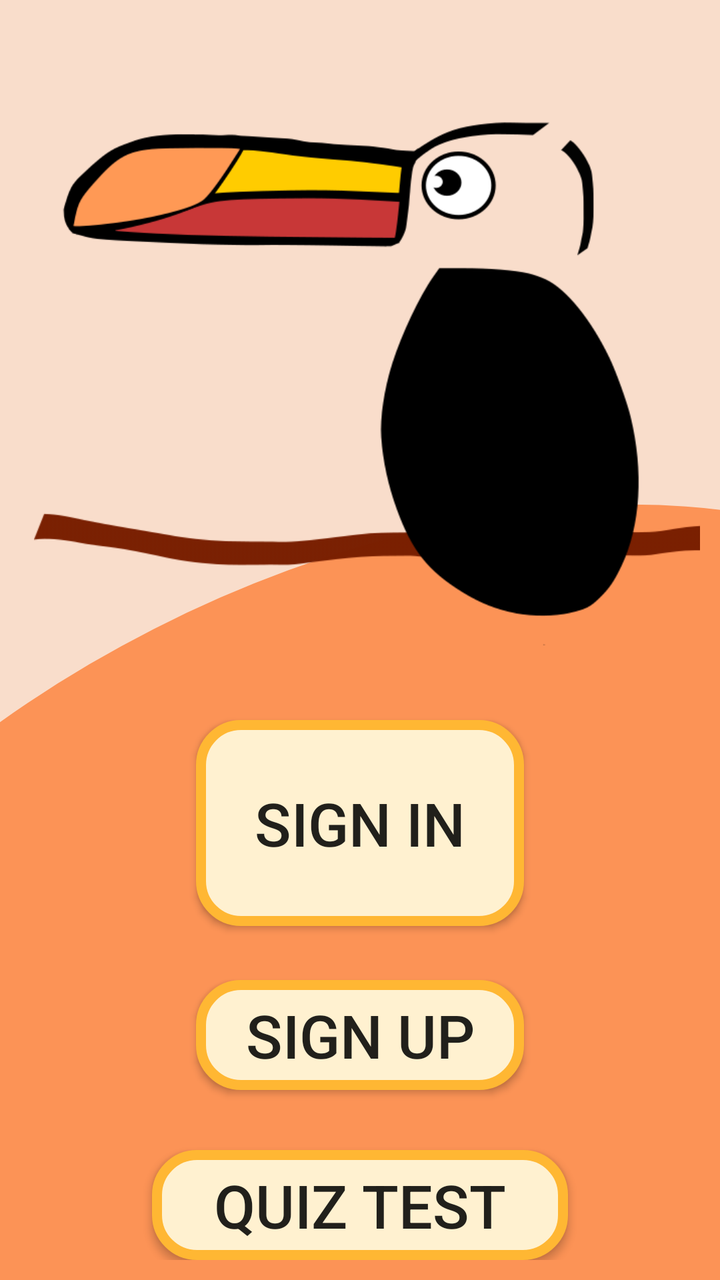
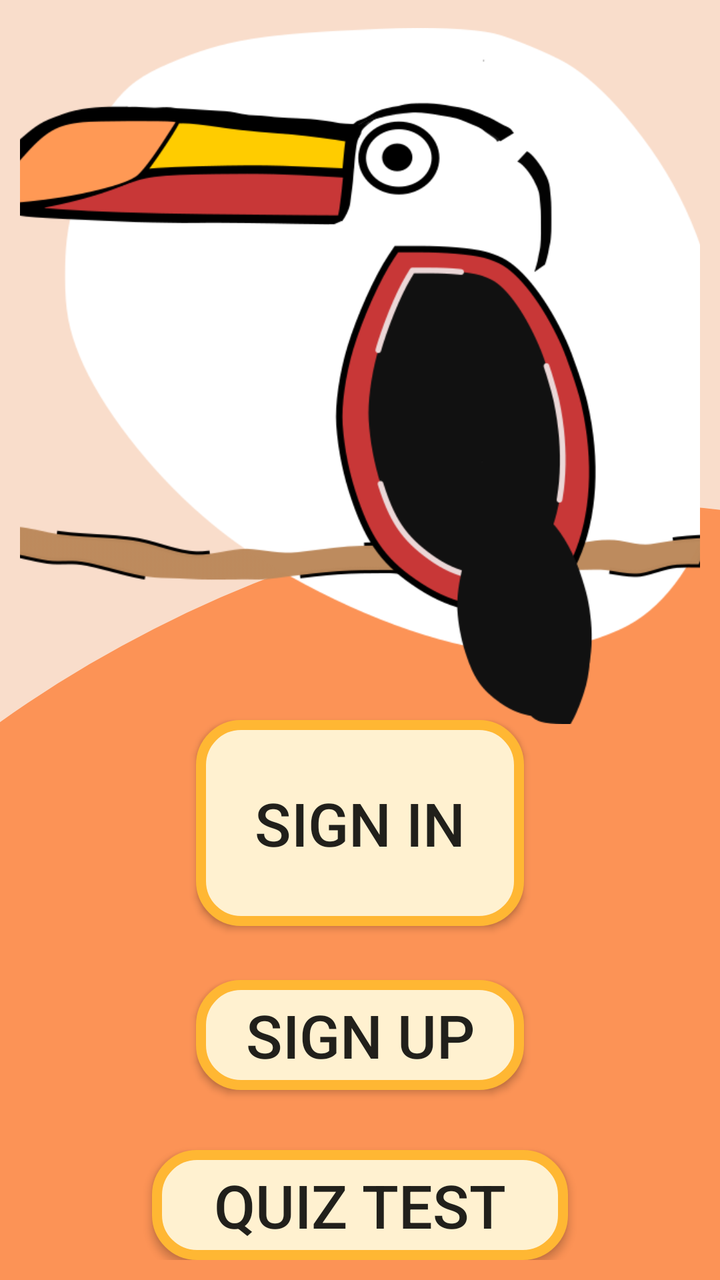

The first picture is an Android layout as it rendered before a commit; the second is the same layout after the commit. The layout source and the unified diff follow.
<!-- AndroidManifest.xml: application theme AppTheme -->
<!-- res/layout/activity_main.xml -->
<?xml version="1.0" encoding="utf-8"?>
<androidx.constraintlayout.widget.ConstraintLayout xmlns:android="http://schemas.android.com/apk/res/android"
    xmlns:app="http://schemas.android.com/apk/res-auto"
    xmlns:tools="http://schemas.android.com/tools"
    android:layout_width="match_parent"
    android:layout_height="match_parent"
    tools:context=".activities.MainActivity"
    android:padding="10dp"
    android:background="@drawable/backgroundsun">


    <androidx.appcompat.widget.AppCompatButton
        android:id="@+id/signInButtonHome"
        android:layout_width="0dp"
        android:layout_height="0dp"
        android:layout_gravity="center"
        android:layout_marginStart="88dp"
        android:layout_marginTop="350dp"
        android:layout_marginEnd="88dp"
        android:layout_marginBottom="27dp"
        android:background="@drawable/rounded_button"
        android:text="Sign in"
        android:textSize="30sp"
        app:layout_constraintBottom_toTopOf="@+id/signUpButtonHome"
        app:layout_constraintEnd_toEndOf="parent"
        app:layout_constraintHorizontal_bias="0.526"
        app:layout_constraintStart_toStartOf="parent"
        app:layout_constraintTop_toTopOf="parent"
        app:layout_constraintVertical_bias="1.0" />

    <androidx.appcompat.widget.AppCompatButton
        android:id="@+id/signUpButtonHome"
        android:layout_width="0dp"
        android:layout_height="0dp"
        android:layout_gravity="center"
        android:layout_marginStart="88dp"
        android:layout_marginTop="480dp"
        android:layout_marginEnd="88dp"
        android:background="@drawable/rounded_button"
        android:layout_marginBottom="18dp"
        android:text="Sign up"
        android:textSize="30sp"
        app:layout_constraintBottom_toTopOf="@+id/quizTest"
        app:layout_constraintEnd_toEndOf="parent"
        app:layout_constraintHorizontal_bias="1.0"
        app:layout_constraintStart_toStartOf="parent"
        app:layout_constraintTop_toBottomOf="@+id/signInButtonHome"
        app:layout_constraintTop_toTopOf="parent"
        app:layout_constraintVertical_bias="0.863" />

    <androidx.appcompat.widget.AppCompatButton
        android:id="@+id/quizTest"
        android:layout_width="0dp"
        android:layout_height="0dp"
        android:layout_gravity="center"
        android:layout_marginStart="66dp"
        android:layout_marginTop="12dp"
        android:layout_marginEnd="66dp"
        android:background="@drawable/rounded_button"
        android:text="Quiz test"
        android:textSize="30dp"
        app:layout_constraintBottom_toBottomOf="parent"
        app:layout_constraintEnd_toEndOf="parent"
        app:layout_constraintHorizontal_bias="0.0"
        app:layout_constraintStart_toStartOf="parent"
        app:layout_constraintTop_toBottomOf="@+id/signUpButtonHome" />


    <TextView
        android:id="@+id/toukan"
        android:layout_width="168dp"
        android:layout_height="195dp"
        android:layout_margin="10dp"
        android:layout_marginStart="28dp"
        android:layout_marginBottom="48dp"
        android:text="Toukan"
        android:textColor="#363A43"
        android:textSize="50sp"
        android:textStyle="bold"
        app:layout_constraintBottom_toTopOf="@+id/signInButtonHome"
        app:layout_constraintEnd_toStartOf="@+id/logoSign"
        app:layout_constraintHorizontal_bias="0.006"
        app:layout_constraintStart_toStartOf="parent" />

    <ImageView
        android:id="@+id/logoSign"
        android:layout_width="341dp"
        android:layout_height="299dp"
        android:layout_gravity="center"
        android:layout_marginStart="12dp"
        android:layout_marginTop="32dp"
        android:layout_marginEnd="12dp"
        app:layout_constraintEnd_toEndOf="parent"
        app:layout_constraintHorizontal_bias="0.2"
        app:layout_constraintStart_toStartOf="parent"
        app:layout_constraintTop_toTopOf="parent"
        app:srcCompat="@drawable/logotoucan" />

</androidx.constraintlayout.widget.ConstraintLayout>
<!-- resources referenced by this layout -->
<resources>
  <!-- drawable backgroundsun: png bitmap (drawable-hdpi, 14807 bytes) -->
  <!-- drawable logotoucan: png bitmap (drawable, 23469 bytes) -->
  <!-- drawable rounded_button (drawable) -->
  <?xml version="1.0" encoding="utf-8"?>
  <shape xmlns:android="http://schemas.android.com/apk/res/android"
      android:shape = "rectangle">
      <solid
          android:color="#fff1d0"
          />
      <stroke android:color="#ffb733" android:width="5dp" />
      <corners
          android:radius="20dp" />
  </shape>
  <style name="AppTheme" parent="Theme.MaterialComponents.Light.NoActionBar">
          
          <item name="colorPrimary">@color/colorPrimary</item>
          <item name="colorPrimaryDark">@color/colorPrimaryDark</item>
          <item name="colorAccent">@color/colorAccent</item>
      </style>
  <color name="colorPrimary">#6200EE</color>
  <color name="colorPrimaryDark">#3700B3</color>
  <color name="colorAccent">#03DAC5</color>
</resources>

<!-- the commit's change to res/layout/activity_main.xml (unified diff, before → after) -->
@@ -19,7 +19,7 @@
         android:layout_marginEnd="88dp"
         android:layout_marginBottom="27dp"
         android:background="@drawable/rounded_button"
-        android:text="Sign in"
+        android:text="@string/sign_in"
         android:textSize="30sp"
         app:layout_constraintBottom_toTopOf="@+id/signUpButtonHome"
         app:layout_constraintEnd_toEndOf="parent"
@@ -38,7 +38,7 @@
         android:layout_marginEnd="88dp"
         android:background="@drawable/rounded_button"
         android:layout_marginBottom="18dp"
-        android:text="Sign up"
+        android:text="@string/sign_up"
         android:textSize="30sp"
         app:layout_constraintBottom_toTopOf="@+id/quizTest"
         app:layout_constraintEnd_toEndOf="parent"
@@ -57,43 +57,26 @@
         android:layout_marginTop="12dp"
         android:layout_marginEnd="66dp"
         android:background="@drawable/rounded_button"
-        android:text="Quiz test"
-        android:textSize="30dp"
+        android:text="@string/quiz_test"
+        android:textSize="30sp"
         app:layout_constraintBottom_toBottomOf="parent"
         app:layout_constraintEnd_toEndOf="parent"
         app:layout_constraintHorizontal_bias="0.0"
         app:layout_constraintStart_toStartOf="parent"
         app:layout_constraintTop_toBottomOf="@+id/signUpButtonHome" />
 
-
-    <TextView
-        android:id="@+id/toukan"
-        android:layout_width="168dp"
-        android:layout_height="195dp"
-        android:layout_margin="10dp"
-        android:layout_marginStart="28dp"
-        android:layout_marginBottom="48dp"
-        android:text="Toukan"
-        android:textColor="#363A43"
-        android:textSize="50sp"
-        android:textStyle="bold"
-        app:layout_constraintBottom_toTopOf="@+id/signInButtonHome"
-        app:layout_constraintEnd_toStartOf="@+id/logoSign"
-        app:layout_constraintHorizontal_bias="0.006"
-        app:layout_constraintStart_toStartOf="parent" />
-
     <ImageView
         android:id="@+id/logoSign"
-        android:layout_width="341dp"
-        android:layout_height="299dp"
+        android:layout_width="369dp"
+        android:layout_height="348dp"
         android:layout_gravity="center"
         android:layout_marginStart="12dp"
-        android:layout_marginTop="32dp"
+        android:layout_marginTop="4dp"
         android:layout_marginEnd="12dp"
         app:layout_constraintEnd_toEndOf="parent"
-        app:layout_constraintHorizontal_bias="0.2"
+        app:layout_constraintHorizontal_bias="0.513"
         app:layout_constraintStart_toStartOf="parent"
         app:layout_constraintTop_toTopOf="parent"
-        app:srcCompat="@drawable/logotoucan" />
+        app:srcCompat="@drawable/logotoukanx" />
 
 </androidx.constraintlayout.widget.ConstraintLayout>
<!-- resource entries referenced after the edit -->
@@ -1,7 +1,7 @@
 <!-- resources referenced by this layout -->
 <resources>
   <!-- drawable backgroundsun: png bitmap (drawable-hdpi, 14807 bytes) -->
-  <!-- drawable logotoucan: png bitmap (drawable, 23469 bytes) -->
+  <!-- drawable logotoukanx: png bitmap (drawable, 53444 bytes) -->
   <!-- drawable rounded_button (drawable) -->
   <?xml version="1.0" encoding="utf-8"?>
   <shape xmlns:android="http://schemas.android.com/apk/res/android"
@@ -13,6 +13,9 @@
       <corners
           android:radius="20dp" />
   </shape>
+  <string name="quiz_test">Quiz test</string>
+  <string name="sign_in">Sign in</string>
+  <string name="sign_up">Sign up</string>
   <style name="AppTheme" parent="Theme.MaterialComponents.Light.NoActionBar">
           
           <item name="colorPrimary">@color/colorPrimary</item>
